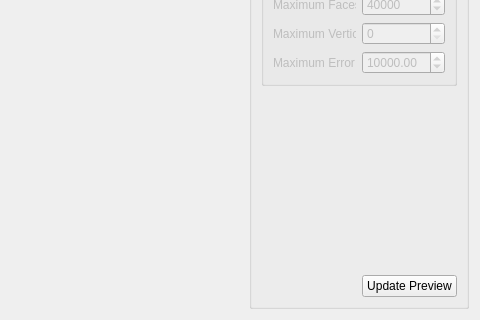
cheind/reconstructme-qt, file ui/surface_widget.ui: the form before one commit; both pictures show x 218 to 698 and y 105 to 425 of the 698 by 425 pixel window.
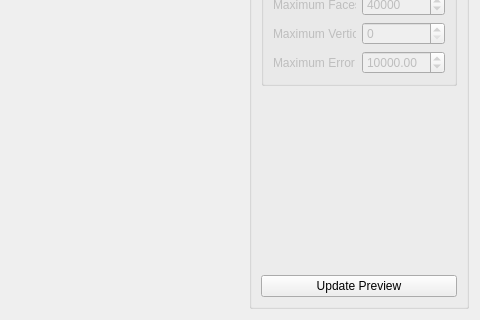
The form after the commit. Custom widgets are drawn as their Qt base class.

```diff
--- a/ui/surface_widget.ui
+++ b/ui/surface_widget.ui
@@ -141,7 +141,7 @@
             </property>
            </spacer>
           </item>
-          <item row="5" column="1">
+          <item row="4" column="0" rowspan="2" colspan="2">
            <widget class="QPushButton" name="btnGenerate">
             <property name="text">
              <string>Update Preview</string>
```
Left out of the diff: 15 changed lines with no effect on the pictures.
